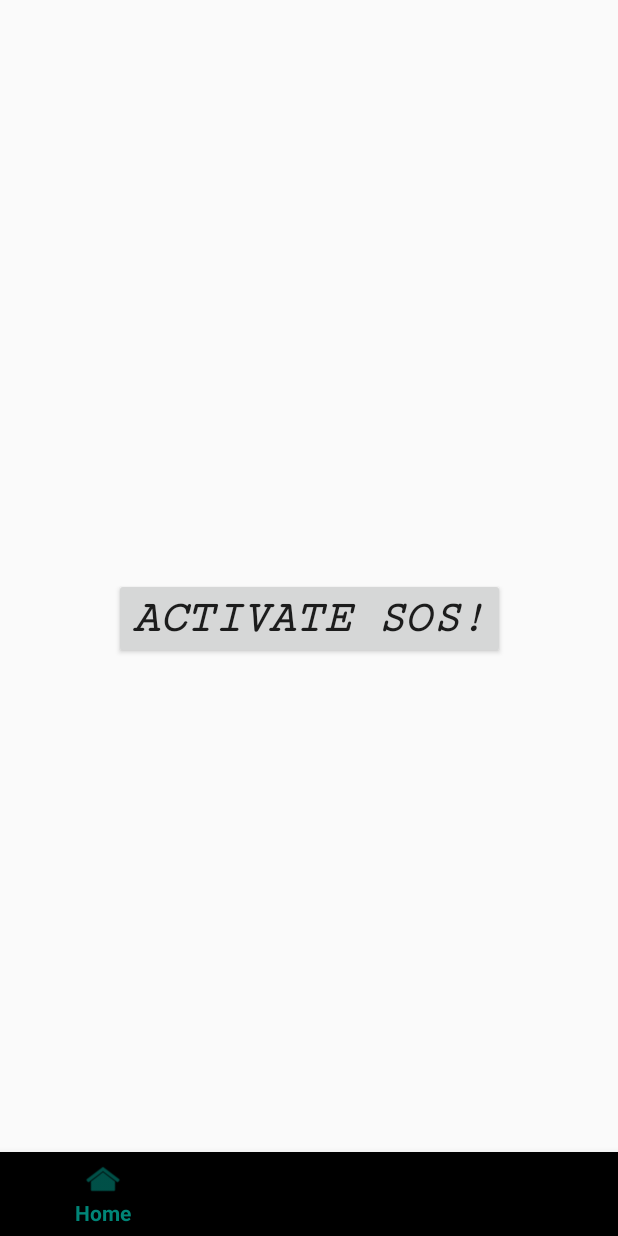
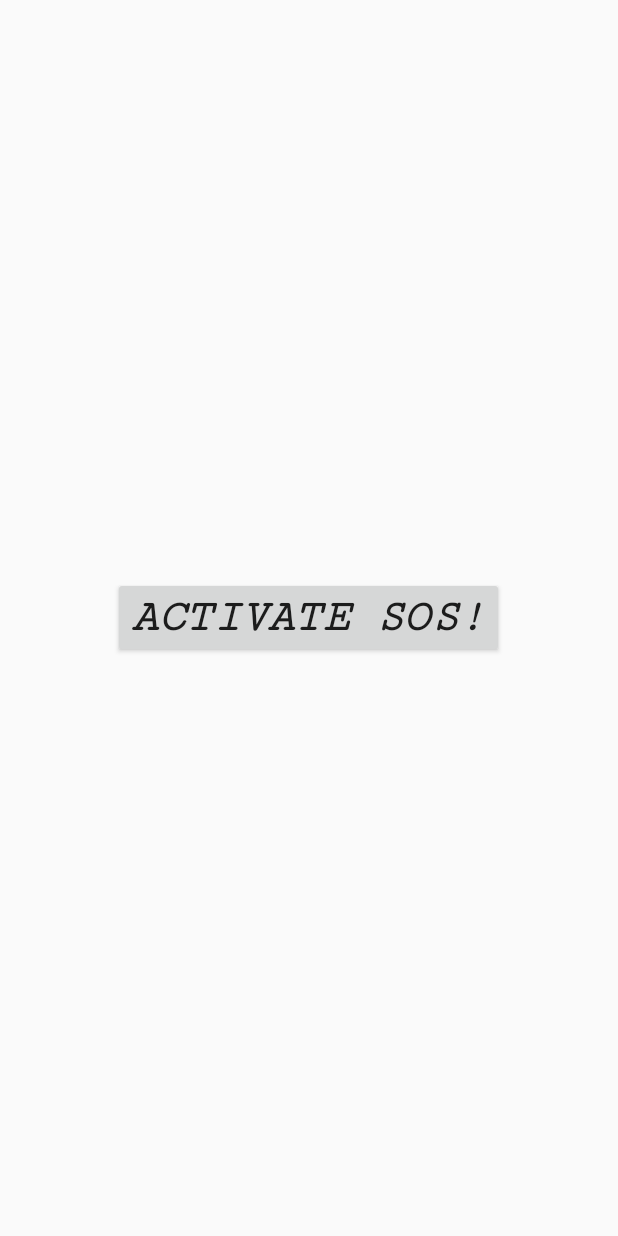
Before and after one commit to Sush7597/HackBVP-2018, an Android app: the layout activity_main.xml on its own in the app's theme, with its tools: preview values and no code run, on a phone screen of 412 x 824 dp. Run offline under Robolectric (Android 15) with nearby library versions, the phone set to English and light mode, and no system bars.

Commit message:
Basic activities with update details.

```diff
--- a/app/build.gradle
+++ b/app/build.gradle
@@ -2,6 +2,7 @@ apply plugin: 'com.android.application'
 
 android {
     compileSdkVersion 28
+    buildToolsVersion '28.0.2'
     defaultConfig {
         applicationId "hackbvp.hackbvp"
         minSdkVersion 15
@@ -9,6 +10,7 @@ android {
         versionCode 1
         versionName "1.0"
         testInstrumentationRunner "android.support.test.runner.AndroidJUnitRunner"
+        vectorDrawables.useSupportLibrary = true
     }
     buildTypes {
         release {
@@ -22,6 +24,7 @@ dependencies {
     implementation fileTree(dir: 'libs', include: ['*.jar'])
     implementation 'com.android.support:appcompat-v7:28.0.0'
     implementation 'com.android.support.constraint:constraint-layout:1.1.3'
+    implementation 'com.android.support:support-vector-drawable:28.0.0'
     testImplementation 'junit:junit:4.12'
     androidTestImplementation 'com.android.support.test:runner:1.0.2'
     androidTestImplementation 'com.android.support.test.espresso:espresso-core:3.0.2'
--- a/app/src/main/AndroidManifest.xml
+++ b/app/src/main/AndroidManifest.xml
@@ -16,6 +16,10 @@
                 <category android:name="android.intent.category.LAUNCHER" />
             </intent-filter>
         </activity>
+        <activity
+            android:name=".Notifications"
+            android:label="@string/title_notifications" />
+        <activity android:name=".bottomNav"></activity>
     </application>
 
 </manifest>
--- a/app/src/main/res/layout/activity_main.xml
+++ b/app/src/main/res/layout/activity_main.xml
@@ -1,32 +1,24 @@
 <?xml version="1.0" encoding="utf-8"?>
-<android.support.constraint.ConstraintLayout xmlns:android="http://schemas.android.com/apk/res/android"
+<RelativeLayout xmlns:android="http://schemas.android.com/apk/res/android"
     xmlns:app="http://schemas.android.com/apk/res-auto"
     xmlns:tools="http://schemas.android.com/tools"
     android:layout_width="match_parent"
     android:layout_height="match_parent"
+    android:orientation="horizontal"
     tools:context=".MainActivity">
 
     <Button
         android:id="@+id/button"
         android:layout_width="wrap_content"
         android:layout_height="wrap_content"
+        android:layout_gravity="center"
+        android:fontFamily="serif-monospace"
+        android:onClick="Activate"
+        android:layout_marginTop="350dp"
+        android:layout_centerInParent="true"
         android:text="Activate SOS!"
         android:textSize="30dp"
-        android:textStyle="bold|italic"
-        android:fontFamily="serif-monospace"
-        android:onClick="Activate"
-        app:layout_constraintBottom_toBottomOf="parent"
-        app:layout_constraintLeft_toLeftOf="parent"
-        app:layout_constraintRight_toRightOf="parent"
-        app:layout_constraintTop_toTopOf="parent" />
+        android:textStyle="bold|italic" />
 
-    <android.support.design.widget.BottomNavigationView
-        android:id="@+id/BottomNavigator"
-        android:layout_width="match_parent"
-        android:layout_height="wrap_content"
-        android:layout_alignParentBottom="true"
-        app:layout_constraintBottom_toBottomOf="parent"
-        app:menu="@menu/bottomnavitems"
-        tools:ignore="MissingConstraints" />
 
-</android.support.constraint.ConstraintLayout>
+</RelativeLayout>
--- a/app/src/main/res/menu/bottomnavitems.xml
+++ b/app/src/main/res/menu/bottomnavitems.xml
@@ -1,12 +1,12 @@
 <?xml version="1.0" encoding="utf-8"?>
 <menu xmlns:android="http://schemas.android.com/apk/res/android">
-    <item android:id="@+id/action_search"
-        android:title="@string/menu_search"
+    <item android:id="@+id/home"
+        android:title="@string/title_home"
         android:icon="@drawable/ic_menu_home" />
-    <item android:id="@+id/action_settings"
+    <item android:id="@+id/personal_details"
         android:title="@string/menu_settings"
         android:icon="@drawable/ic_menu_settings_holo_light" />
-    <item android:id="@+id/action_navigation"
+    <item android:id="@+id/notifications"
         android:title="@string/menu_navigation"
         android:icon="@drawable/ic_menu_notifications" />
 </menu>
--- /dev/null
+++ b/app/src/main/res/values/dimens.xml
@@ -0,0 +1,5 @@
+<resources>
+    <!-- Default screen margins, per the Android Design guidelines. -->
+    <dimen name="activity_horizontal_margin">16dp</dimen>
+    <dimen name="activity_vertical_margin">16dp</dimen>
+</resources>
--- a/app/src/main/res/values/strings.xml
+++ b/app/src/main/res/values/strings.xml
@@ -1,6 +1,8 @@
 <resources>
     <string name="app_name">HackBVP</string>
-    <string name="menu_search">Home</string>
-    <string name="menu_settings">Personal Details</string>
-    <string name="menu_navigation">SOS Notifications</string>
+    <string name="menu_settings">Details</string>
+    <string name="menu_navigation">Notifications</string>
+    <string name="title_home">Home</string>
+    <string name="title_dashboard">Dashboard</string>
+    <string name="title_notifications">Notifications</string>
 </resources>
```
Also changed, not shown: app/src/main/java/hackbvp/hackbvp/MainActivity.java (+42 -35 lines), app/src/main/java/hackbvp/hackbvp/Notifications.java (added, +42 -0 lines), app/src/main/java/hackbvp/hackbvp/bottomNav.java (added, +42 -0 lines), app/src/main/res/drawable/ic_dashboard_black_24dp.xml (added, +9 -0 lines), app/src/main/res/drawable/ic_home_black_24dp.xml (added, +9 -0 lines), app/src/main/res/drawable/ic_notifications_black_24dp.xml (added, +9 -0 lines), app/src/main/res/layout/activity_bottom_nav.xml (added, +84 -0 lines), app/src/main/res/layout/activity_notifications.xml (added, +11 -0 lines).
